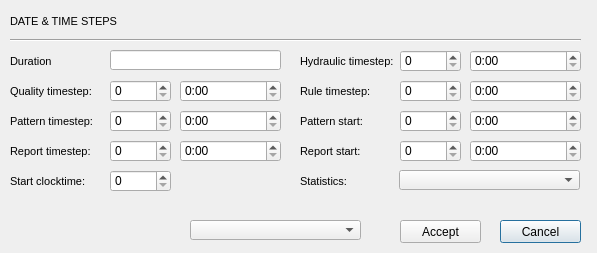
Qt form ui/ws_times.ui (Giswater/giswater_qgis_plugin) before a commit.
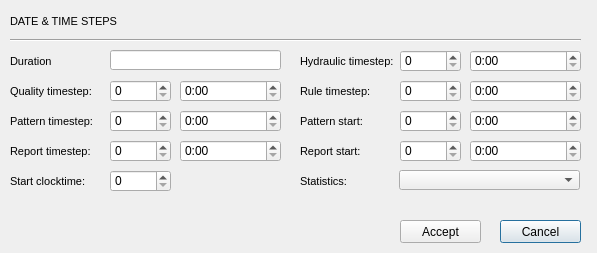
The same form after that commit.

Patch:
```diff
--- a/ui/ws_times.ui
+++ b/ui/ws_times.ui
@@ -674,16 +674,6 @@
     <number>23</number>
    </property>
   </widget>
-  <widget class="QComboBox" name="start_clocktime_">
-   <property name="geometry">
-    <rect>
-     <x>190</x>
-     <y>220</y>
-     <width>171</width>
-     <height>20</height>
-    </rect>
-   </property>
-  </widget>
  </widget>
  <tabstops>
   <tabstop>duration</tabstop>
```
